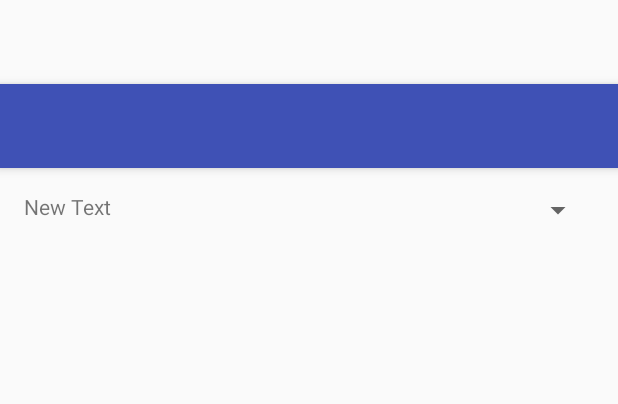
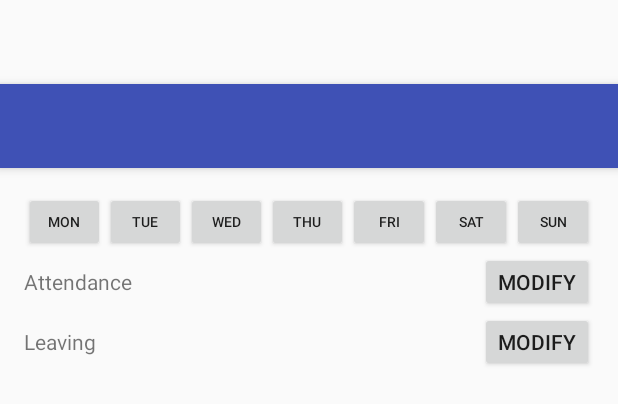
Before and after one commit to vimff/tman, an Android app: the layout activity_main.xml on its own in the app's theme, with its tools: preview values and no code run, on a phone screen of 412 x 824 dp. Shown: the top 404 px of the screen. Run offline under Robolectric (Android 15) with nearby library versions, the phone set to English and light mode, and no system bars.

Commit message:
Add day of week buttons and attendance and leaving fields

```diff
--- a/android/app/src/main/java/com/seakwon/tman/MainActivity.java
+++ b/android/app/src/main/java/com/seakwon/tman/MainActivity.java
@@ -17,7 +17,8 @@ import java.util.Locale;
 public class MainActivity extends AppCompatActivity {
 
     Spinner mSpinnerWeekdays;
-    TextView mTextViewDate;
+    TextView mTextViewAttendanceTime;
+    TextView mTextViewLeavingTime;
 
     @Override
     protected void onCreate(Bundle savedInstanceState) {
@@ -26,16 +27,20 @@ public class MainActivity extends AppCompatActivity {
         Toolbar toolbar = (Toolbar) findViewById(R.id.toolbar);
         setSupportActionBar(toolbar);
 
-        mTextViewDate = (TextView) findViewById(R.id.textViewDate);
-        mTextViewDate.setText(new SimpleDateFormat(
-                "yyyy.MM.dd HH:mm:ss", Locale.KOREA).format(new Date()));
+        mTextViewAttendanceTime = (TextView) findViewById(R.id.textViewAttendanceTime);
+        mTextViewAttendanceTime.setText(new SimpleDateFormat(
+                "HH:mm:ss", Locale.KOREA).format(new Date()));
 
-        String[] weekdayArray = getResources().getStringArray(R.array.weekdays);
-        ArrayAdapter<String> weekdayAdapter = new ArrayAdapter<String>(
-                this, android.R.layout.simple_spinner_dropdown_item, weekdayArray);
-        mSpinnerWeekdays = (Spinner) findViewById(R.id.spinnerDays);
-        mSpinnerWeekdays.setAdapter(weekdayAdapter);
-        mSpinnerWeekdays.setSelection(Calendar.getInstance().get(Calendar.DAY_OF_WEEK));
+        mTextViewLeavingTime = (TextView) findViewById(R.id.textViewLeavingTime);
+        mTextViewLeavingTime.setText(new SimpleDateFormat(
+                "HH:mm:ss", Locale.KOREA).format(new Date()));
+//
+//        String[] weekdayArray = getResources().getStringArray(R.array.weekdays);
+//        ArrayAdapter<String> weekdayAdapter = new ArrayAdapter<String>(
+//                this, android.R.layout.simple_spinner_dropdown_item, weekdayArray);
+//        mSpinnerWeekdays = (Spinner) findViewById(R.id.spinnerDays);
+//        mSpinnerWeekdays.setAdapter(weekdayAdapter);
+//        mSpinnerWeekdays.setSelection(Calendar.getInstance().get(Calendar.DAY_OF_WEEK));
     }
 
     @Override
--- a/android/app/src/main/res/layout/content_main.xml
+++ b/android/app/src/main/res/layout/content_main.xml
@@ -12,85 +12,155 @@
     tools:context="com.seakwon.tman.MainActivity"
     tools:showIn="@layout/activity_main">
 
+    <LinearLayout
+        android:orientation="horizontal"
+        android:layout_width="match_parent"
+        android:layout_height="40dp"
+        android:layout_alignParentTop="true"
+        android:layout_alignParentStart="true"
+        android:nestedScrollingEnabled="false"
+        android:id="@+id/linearLayoutDays">
+
+        <Button
+            style="?android:attr/buttonStyleSmall"
+            android:layout_width="wrap_content"
+            android:layout_height="match_parent"
+            android:layout_weight="1"
+            android:text="@string/monday"
+            android:textSize="9dp"
+            android:id="@+id/button_mon" />
+
+        <Button
+            style="?android:attr/buttonStyleSmall"
+            android:layout_width="wrap_content"
+            android:layout_height="match_parent"
+            android:layout_weight="1"
+            android:text="@string/tuesday"
+            android:textSize="9dp"
+            android:id="@+id/button_tues" />
+
+        <Button
+            style="?android:attr/buttonStyleSmall"
+            android:layout_width="wrap_content"
+            android:layout_height="match_parent"
+            android:layout_weight="1"
+            android:text="@string/wednesday"
+            android:textSize="9dp"
+            android:id="@+id/button_wed" />
+
+        <Button
+            style="?android:attr/buttonStyleSmall"
+            android:layout_width="wrap_content"
+            android:layout_height="match_parent"
+            android:layout_weight="1"
+            android:text="@string/thursday"
+            android:textSize="9dp"
+            android:id="@+id/button_thur" />
+
+        <Button
+            style="?android:attr/buttonStyleSmall"
+            android:layout_width="wrap_content"
+            android:layout_height="match_parent"
+            android:layout_weight="1"
+            android:textSize="9dp"
+            android:text="@string/friday"
+            android:id="@+id/button_fri" />
+
+        <Button
+            style="?android:attr/buttonStyleSmall"
+            android:layout_width="wrap_content"
+            android:layout_height="wrap_content"
+            android:layout_weight="1"
+            android:text="@string/saturday"
+            android:textSize="9dp"
+            android:id="@+id/button_sat" />
+
+        <Button
+            style="?android:attr/buttonStyleSmall"
+            android:layout_width="wrap_content"
+            android:layout_height="match_parent"
+            android:layout_weight="1"
+            android:text="@string/sunday"
+            android:textSize="9dp"
+            android:id="@+id/button_sun" />
+    </LinearLayout>
+
+    <RelativeLayout
+        android:orientation="horizontal"
+        android:layout_width="match_parent"
+        android:layout_height="wrap_content"
+        android:layout_below="@+id/linearLayoutDays"
+        android:id="@+id/linearLayoutAttendance"
+        android:layout_alignParentStart="true">
+
+        <Button
+            style="?android:attr/buttonStyleSmall"
+            android:layout_alignParentRight="true"
+            android:layout_width="wrap_content"
+            android:layout_height="40dp"
+            android:text="@string/modify"
+            android:id="@+id/buttonModifyAttendanceTime" />
+
+        <TextView
+            android:layout_alignBaseline="@id/buttonModifyAttendanceTime"
+            android:layout_width="90dp"
+            android:layout_height="wrap_content"
+            android:text="@string/attendance"
+            android:id="@+id/textViewAttendance" />
+
+        <TextView
+            android:layout_width="wrap_content"
+            android:layout_height="wrap_content"
+            android:layout_toEndOf="@id/textViewAttendance"
+            android:layout_alignBaseline="@id/buttonModifyAttendanceTime"
+            android:id="@+id/textViewAttendanceTime" />
+
+        <Button
+            style="?android:attr/buttonStyleSmall"
+            android:layout_alignParentRight="true"
+            android:layout_below="@id/buttonModifyAttendanceTime"
+            android:layout_width="wrap_content"
+            android:layout_height="40dp"
+            android:text="@string/modify"
+            android:id="@+id/buttonModifyLeavingTime" />
+
+        <TextView
+            android:layout_alignBaseline="@id/buttonModifyLeavingTime"
+            android:layout_below="@id/textViewAttendance"
+            android:layout_width="90dp"
+            android:layout_height="wrap_content"
+            android:text="@string/leaving"
+            android:id="@+id/textViewLeaving" />
+
+        <TextView
+            android:layout_alignBaseline="@id/buttonModifyLeavingTime"
+            android:layout_toRightOf="@id/textViewLeaving"
+            android:layout_width="wrap_content"
+            android:layout_height="wrap_content"
+            android:id="@+id/textViewLeavingTime" />
+
+    </RelativeLayout>
     <!--<LinearLayout-->
         <!--android:orientation="horizontal"-->
         <!--android:layout_width="match_parent"-->
         <!--android:layout_height="wrap_content"-->
         <!--android:layout_alignParentTop="true"-->
-        <!--android:layout_alignParentStart="true"-->
-        <!--android:nestedScrollingEnabled="false">-->
+        <!--android:layout_alignParentStart="true">-->
 
-        <!--<Button-->
-            <!--style="?android:attr/buttonStyleSmall"-->
+        <!--<TextView-->
             <!--android:layout_width="wrap_content"-->
             <!--android:layout_height="wrap_content"-->
-            <!--android:text="@string/monday"-->
-            <!--android:id="@+id/button_mon" />-->
+            <!--android:text="New Text"-->
+            <!--android:id="@+id/textViewDate"-->
+            <!--android:layout_weight="2"/>-->
 
-        <!--<Button-->
-            <!--style="?android:attr/buttonStyleSmall"-->
+        <!--<Spinner-->
             <!--android:layout_width="wrap_content"-->
             <!--android:layout_height="wrap_content"-->
-            <!--android:text="@string/tuesday"-->
-            <!--android:id="@+id/button_tues" />-->
+            <!--android:id="@+id/spinnerDays"-->
+            <!--android:spinnerMode="dropdown"-->
+            <!--android:layout_weight="1" />-->
 
-        <!--<Button-->
-            <!--style="?android:attr/buttonStyleSmall"-->
-            <!--android:layout_width="wrap_content"-->
-            <!--android:layout_height="wrap_content"-->
-            <!--android:text="@string/wednesday"-->
-            <!--android:id="@+id/button_wed" />-->
-
-        <!--<Button-->
-            <!--style="?android:attr/buttonStyleSmall"-->
-            <!--android:layout_width="wrap_content"-->
-            <!--android:layout_height="wrap_content"-->
-            <!--android:text="@string/thursday"-->
-            <!--android:id="@+id/button_thur" />-->
-
-        <!--<Button-->
-            <!--style="?android:attr/buttonStyleSmall"-->
-            <!--android:layout_width="wrap_content"-->
-            <!--android:layout_height="wrap_content"-->
-            <!--android:text="@string/friday"-->
-            <!--android:id="@+id/button_fri" />-->
-
-        <!--<Button-->
-            <!--style="?android:attr/buttonStyleSmall"-->
-            <!--android:layout_width="wrap_content"-->
-            <!--android:layout_height="wrap_content"-->
-            <!--android:text="@string/saturday"-->
-            <!--android:id="@+id/button_sat" />-->
-
-        <!--<Button-->
-            <!--style="?android:attr/buttonStyleSmall"-->
-            <!--android:layout_width="wrap_content"-->
-            <!--android:layout_height="wrap_content"-->
-            <!--android:text="@string/sunday"-->
-            <!--android:id="@+id/button_sun" />-->
     <!--</LinearLayout>-->
 
-    <LinearLayout
-        android:orientation="horizontal"
-        android:layout_width="match_parent"
-        android:layout_height="wrap_content"
-        android:layout_alignParentTop="true"
-        android:layout_alignParentStart="true">
-
-        <TextView
-            android:layout_width="wrap_content"
-            android:layout_height="wrap_content"
-            android:text="New Text"
-            android:id="@+id/textViewDate"
-            android:layout_weight="2"/>
-
-        <Spinner
-            android:layout_width="wrap_content"
-            android:layout_height="wrap_content"
-            android:id="@+id/spinnerDays"
-            android:spinnerMode="dropdown"
-            android:layout_weight="1" />
-
-    </LinearLayout>
-
 </RelativeLayout>
--- a/android/app/src/main/res/values/strings.xml
+++ b/android/app/src/main/res/values/strings.xml
@@ -1,11 +1,16 @@
 <resources>
     <string name="app_name">tman</string>
     <string name="action_settings">Settings</string>
-    <string name="sunday">Sunday</string>
-    <string name="monday">Monday</string>
-    <string name="tuesday">Tuesday</string>
-    <string name="wednesday">Wednesday</string>
-    <string name="thursday">Thursday</string>
-    <string name="friday">Friday</string>
-    <string name="saturday">Saturday</string>
+    <string name="sunday">Sun</string>
+    <string name="monday">Mon</string>
+    <string name="tuesday">Tue</string>
+    <string name="wednesday">Wed</string>
+    <string name="thursday">Thu</string>
+    <string name="friday">Fri</string>
+    <string name="saturday">Sat</string>
+
+    <string name="attendance">Attendance</string>
+    <string name="leaving">Leaving</string>
+
+    <string name="modify">Modify</string>
 </resources>
```
